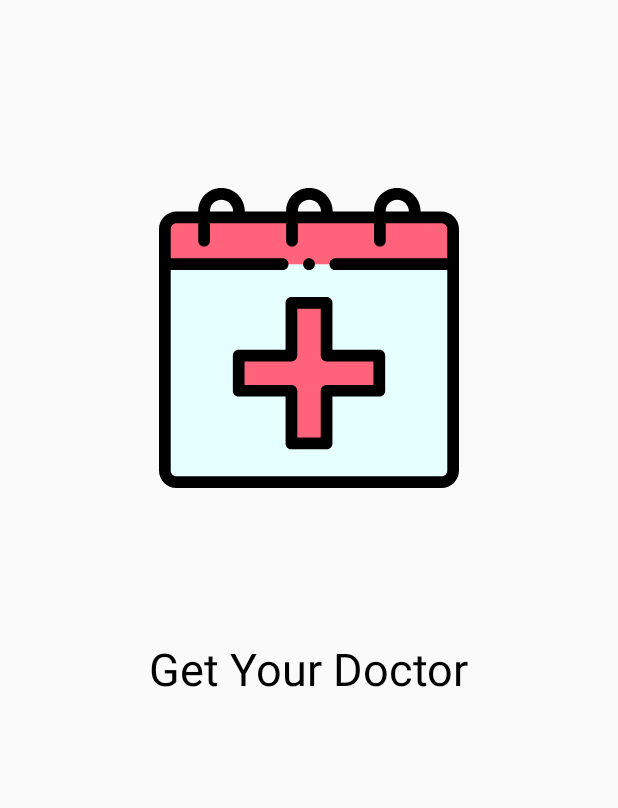
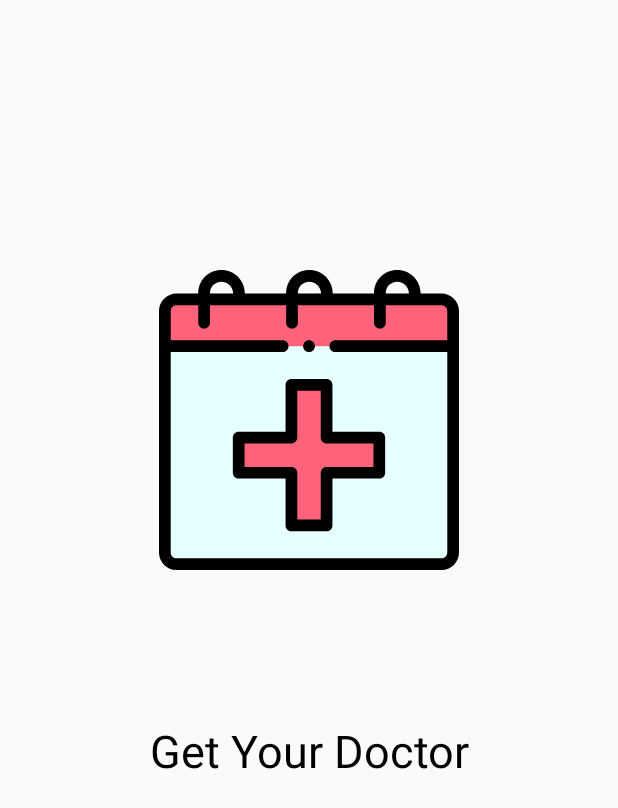
Before and after one commit to UmangGoti/GetYourDoctor, an Android app: the SplashActivity screen opened directly, with no data from a screen before it, on a phone screen of 412 x 824 dp. Shown: the top 808 px of the screen. Run offline under Robolectric (Android 15) with nearby library versions, the phone set to English and light mode, and no system bars; Roboto replaces fonts that are not available here.

Commit message:
app icon changed

```diff
--- a/app/src/main/res/layout/activity_splash.xml
+++ b/app/src/main/res/layout/activity_splash.xml
@@ -8,22 +8,23 @@
 
     <ImageView
         android:id="@+id/appIcon"
-        android:layout_width="wrap_content"
+        android:layout_width="0dp"
         android:layout_height="wrap_content"
-        android:layout_marginTop="125dp"
+        android:layout_marginTop="180dp"
         app:layout_constraintEnd_toEndOf="parent"
         app:layout_constraintStart_toStartOf="parent"
         app:layout_constraintTop_toTopOf="parent"
         app:srcCompat="@drawable/ic_appoyment" />
 
     <TextView
-        android:layout_width="wrap_content"
+        android:layout_width="0dp"
         android:layout_height="wrap_content"
         android:layout_marginTop="100dp"
         android:fontFamily="@font/tinos_bold"
         android:text="@string/app_name"
         android:textColor="@color/black"
         android:textSize="@dimen/app_name_dime"
+        android:gravity="center"
         app:layout_constraintEnd_toEndOf="parent"
         app:layout_constraintStart_toStartOf="parent"
         app:layout_constraintTop_toBottomOf="@+id/appIcon" />
```
